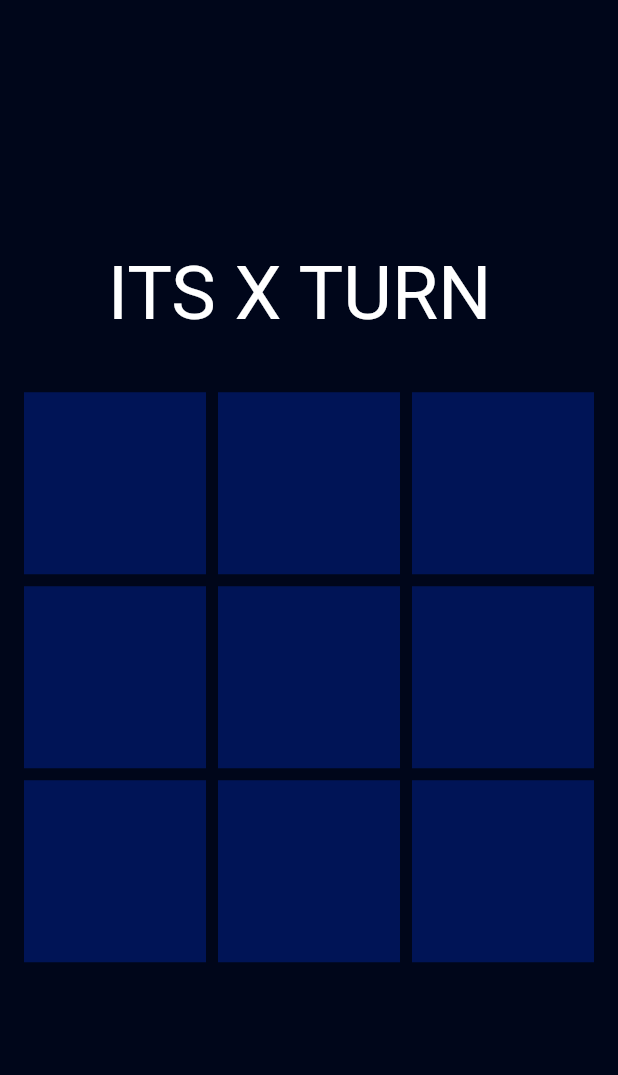
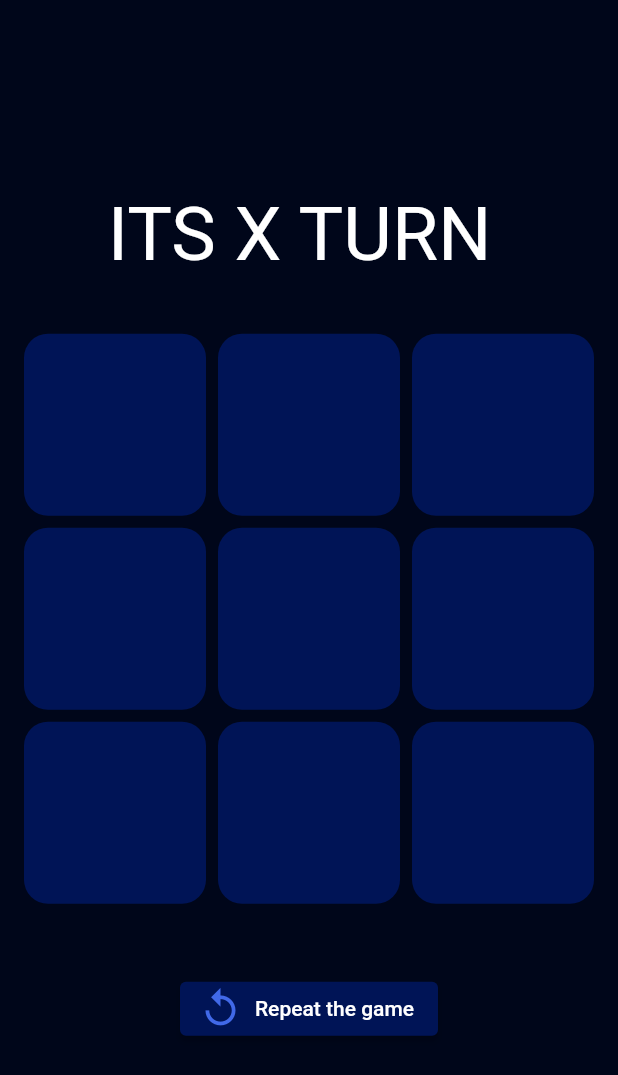
Before and after one commit to AthiraaAthi/tic_tac_toe, a Flutter app: the screen it shows after launch, on a phone screen of 412 x 824 dp. Shown: the top 1075 px of the screen. Run offline on Flutter 3.47's test engine with Material 2 defaults, Android fonts, the phone set to English and light mode, and no system bars.

Commit message:
apply the x and y variable to the board

```diff
--- a/lib/view/home_screen.dart
+++ b/lib/view/home_screen.dart
@@ -12,6 +12,8 @@ class HomeScreen extends StatefulWidget {
 class _HomeScreenState extends State<HomeScreen> {
   //adding necessary variables
   String lastValue = "X";
+  bool gameOver = false;
+  int turn = 0;
 
   Game game = Game();
 
@@ -52,13 +54,64 @@ class _HomeScreenState extends State<HomeScreen> {
               mainAxisSpacing: 8.0,
               crossAxisSpacing: 8.0,
               children: List.generate(Game.boardLength, (index) {
-                return Container(
-                  width: Game.blocSize,
-                  height: Game.blocSize,
-                  decoration: BoxDecoration(color: MainColor.secondaryColor),
+                return InkWell(
+                  onTap: gameOver
+                      ? null
+                      : () {
+                          if (game.board![index] ==
+                              " ") //if "X" each time click can replace the values
+                          {
+                            setState(() {
+                              game.board![index] = lastValue;
+                              if (lastValue == "X")
+                                lastValue = "O";
+                              else
+                                lastValue = "X";
+                            });
+                          }
+                        },
+                  child: Container(
+                    width: Game.blocSize,
+                    height: Game.blocSize,
+                    decoration: BoxDecoration(
+                      color: MainColor.secondaryColor,
+                      borderRadius: BorderRadius.circular(16),
+                    ),
+                    child: Center(
+                      child: Text(
+                        game.board![index],
+                        style: TextStyle(
+                          color: game.board![index] == "X"
+                              ? Colors.blue
+                              : Colors.red,
+                          fontSize: 64.0,
+                        ),
+                      ),
+                    ),
+                  ),
                 );
               }),
             ),
+          ),
+          SizedBox(
+            height: 30,
+          ),
+          ElevatedButton.icon(
+            label: Text("Repeat the game"),
+            onPressed: () {
+              setState(() {
+                //erase the board
+                game.board = Game.initGameBoard();
+              });
+            },
+            icon: Icon(
+              Icons.replay,
+              size: 30,
+              color: MainColor.accentColor,
+            ),
+            style: ButtonStyle(
+                backgroundColor:
+                    MaterialStatePropertyAll(MainColor.secondaryColor)),
           )
         ],
       ),
```
